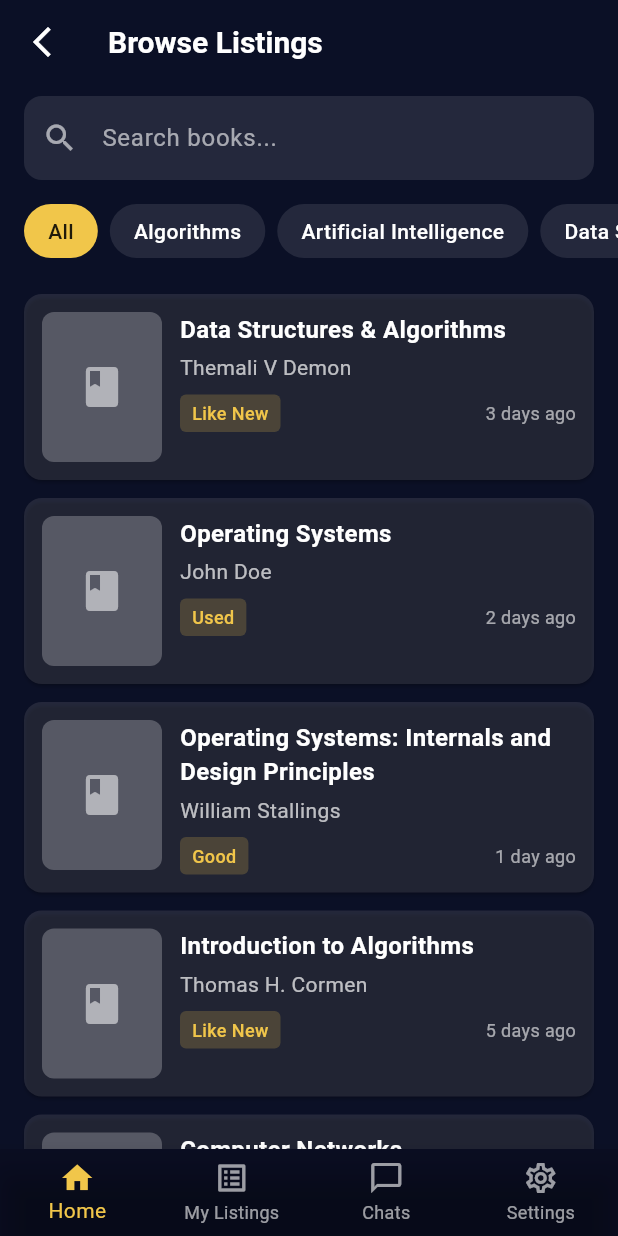
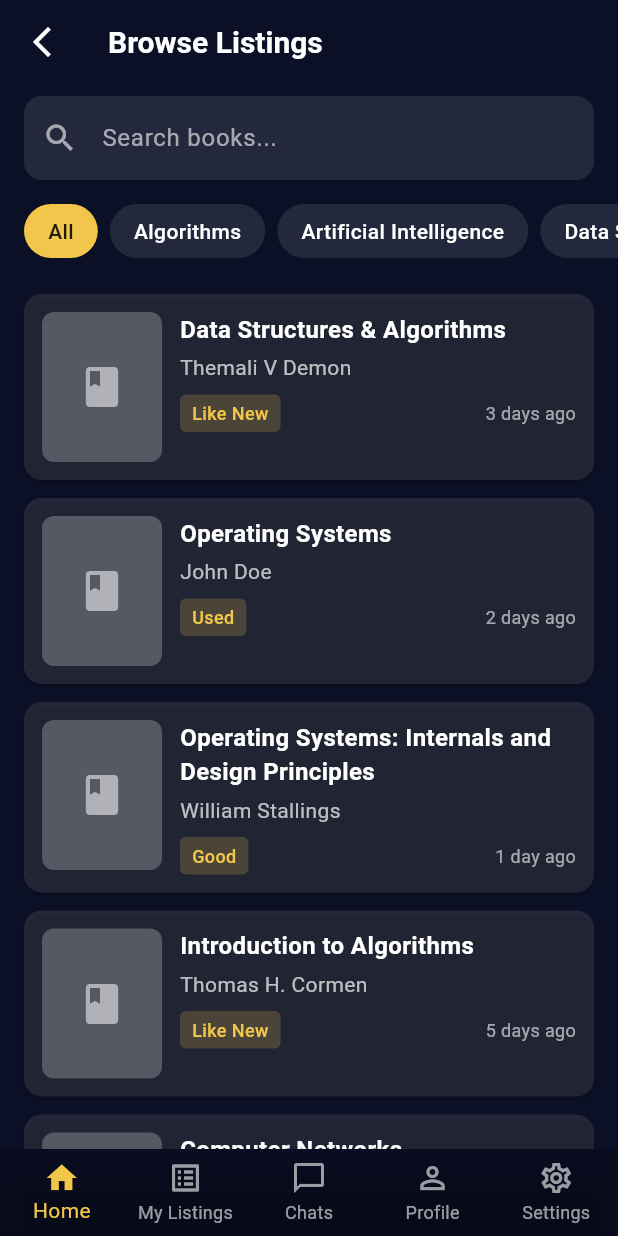
Before and after one commit to Nick-Lemy/book_swap, a Flutter app: the BrowseListingsPage screen opened by its route, on a phone screen of 412 x 824 dp. Run offline on Flutter 3.47's test engine with Material 3 defaults, Android fonts, the phone set to English and light mode, and no system bars.

Commit message:
feat: add Profile tab to BottomNavigationBar in BrowseListingsPage

```diff
--- a/lib/screens/browse_listings_page.dart
+++ b/lib/screens/browse_listings_page.dart
@@ -141,6 +141,11 @@ class _BrowseListingsPageState extends State<BrowseListingsPage> {
             label: 'Chats',
           ),
           BottomNavigationBarItem(
+            icon: Icon(Icons.person_outline),
+            activeIcon: Icon(Icons.person),
+            label: 'Profile',
+          ),
+          BottomNavigationBarItem(
             icon: Icon(Icons.settings_outlined),
             activeIcon: Icon(Icons.settings),
             label: 'Settings',
```
